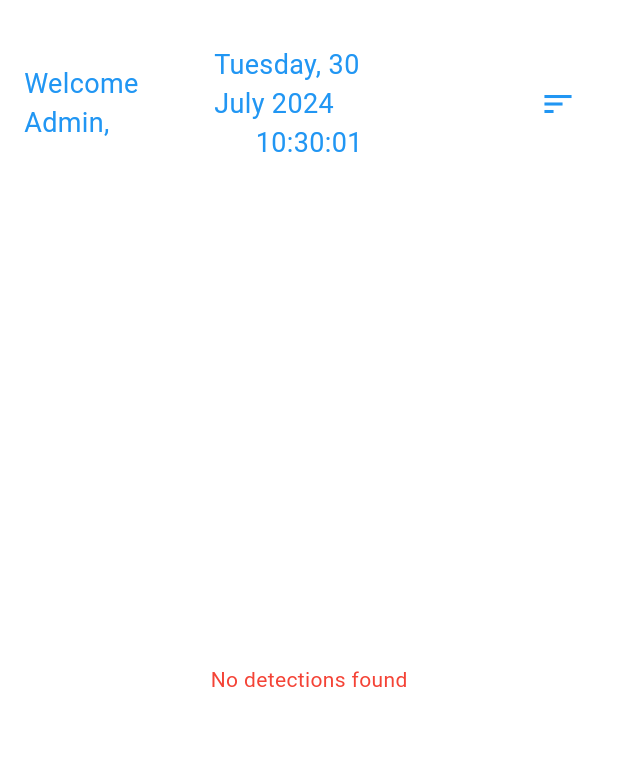
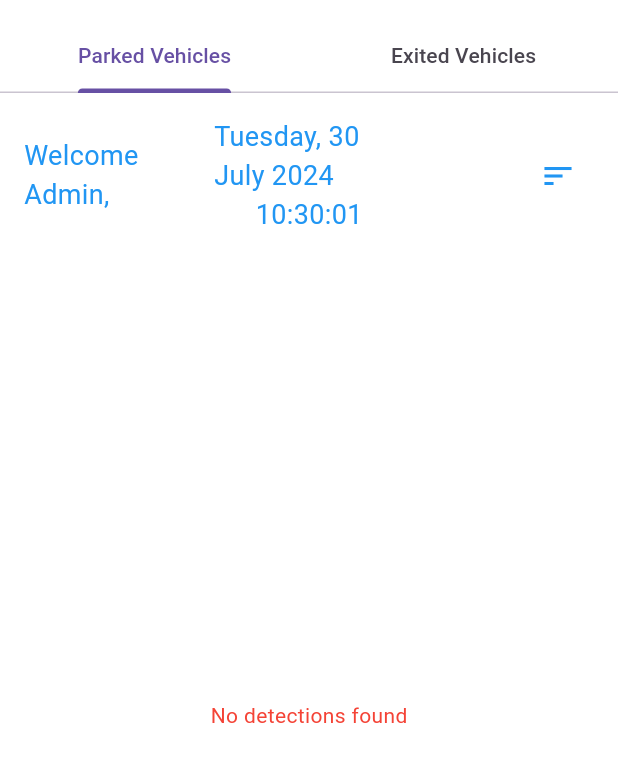
Before and after one commit to 4byc/webadmin_sp, a Flutter app: the DashboardPage screen opened by its route, on a phone screen of 412 x 824 dp, the part 63-845 px from its top. Run offline on Flutter 3.47's test engine with Material 3 defaults, Android fonts, the phone set to English and light mode, and no system bars; our stand-ins replace cloud_firestore, firebase_auth, firebase_core, logger; accounts and stored records are empty.

```diff
--- a/lib/main.dart
+++ b/lib/main.dart
@@ -9,7 +9,6 @@ import 'package:webadmin_sp/providers/auth_provider.dart'
     as local_auth_provider;
 import 'firebase_options.dart';
 
-// Main function to initialize the application
 void main() async {
   WidgetsFlutterBinding.ensureInitialized();
   await Firebase.initializeApp(
@@ -25,7 +24,6 @@ class MyApp extends StatelessWidget {
   Widget build(BuildContext context) {
     return MultiProvider(
       providers: [
-        // Initialize AuthProvider for authentication management
         ChangeNotifierProvider(
           create: (_) => local_auth_provider.AuthProvider(),
         ),
@@ -42,7 +40,6 @@ class MyApp extends StatelessWidget {
         ),
         initialRoute: '/',
         debugShowCheckedModeBanner: false,
-        // Define the routes of the application
         routes: {
           '/': (context) => LoginPage(),
           '/dashboard': (context) => DashboardPage(),
--- a/lib/pages/dashboard_page.dart
+++ b/lib/pages/dashboard_page.dart
@@ -10,28 +10,31 @@ class DashboardPage extends StatefulWidget {
   _DashboardPageState createState() => _DashboardPageState();
 }
 
-class _DashboardPageState extends State<DashboardPage> {
+class _DashboardPageState extends State<DashboardPage>
+    with SingleTickerProviderStateMixin {
   final FirebaseFirestore _firestore = FirebaseFirestore.instance;
   String _sortOrder = 'desc';
   late StreamSubscription<QuerySnapshot> _detectionSubscription;
   late StreamSubscription<QuerySnapshot> _paymentSubscription;
   Map<String, bool> parkingStatus = {};
+  late TabController _tabController;
 
   @override
   void initState() {
     super.initState();
     _startListeningToDetections();
     _startListeningToPayments();
+    _tabController = TabController(length: 2, vsync: this);
   }
 
   @override
   void dispose() {
     _detectionSubscription.cancel();
     _paymentSubscription.cancel();
+    _tabController.dispose();
     super.dispose();
   }
 
-  // Fetch admin data from Firestore
   Future<Map<String, dynamic>> _fetchAdminData() async {
     final user = FirebaseAuth.instance.currentUser;
     if (user != null) {
@@ -41,14 +44,12 @@ class _DashboardPageState extends State<DashboardPage> {
     return {};
   }
 
-  // Format Firestore timestamp to readable string
   String _formatTimestamp(dynamic timestamp) {
     var date = DateTime.fromMillisecondsSinceEpoch(
         (timestamp is int ? timestamp : (timestamp as double).toInt()) * 1000);
     return DateFormat('yyyy-MM-dd HH:mm:ss').format(date);
   }
 
-  // Start listening to detections collection for real-time updates
   void _startListeningToDetections() {
     _detectionSubscription =
         _firestore.collection('detections').snapshots().listen((snapshot) {
@@ -56,7 +57,6 @@ class _DashboardPageState extends State<DashboardPage> {
     });
   }
 
-  // Start listening to payments collection for real-time updates
   void _startListeningToPayments() {
     _paymentSubscription =
         _firestore.collection('payment').snapshots().listen((snapshot) {
@@ -64,13 +64,12 @@ class _DashboardPageState extends State<DashboardPage> {
         parkingStatus = {};
         for (var doc in snapshot.docs) {
           var data = doc.data() as Map<String, dynamic>;
-          parkingStatus[data['vehicleId'].toString()] = true; // Mark as exited
+          parkingStatus[data['vehicleId'].toString()] = true;
         }
       });
     });
   }
 
-  // Synchronize parking slots with detections data from Firestore
   Future<void> _synchronizeParkingSlots(
       List<QueryDocumentSnapshot> detectionDocs) async {
     try {
@@ -121,9 +120,10 @@ class _DashboardPageState extends State<DashboardPage> {
             }
           }
 
-          await _firestore.collection('parkingSlots').doc(className).update({
-            'slots': slots,
-          });
+          await _firestore
+              .collection('parkingSlots')
+              .doc(className)
+              .update({'slots': slots});
         }
       }
     } catch (e) {
@@ -138,6 +138,13 @@ class _DashboardPageState extends State<DashboardPage> {
         title: Text('Dashboard', style: TextStyle(color: Colors.blue)),
         backgroundColor: Colors.white,
         iconTheme: IconThemeData(color: Colors.blue),
+        bottom: TabBar(
+          controller: _tabController,
+          tabs: [
+            Tab(text: 'Parked Vehicles'),
+            Tab(text: 'Exited Vehicles'),
+          ],
+        ),
       ),
       drawer: CommonDrawer(),
       body: FutureBuilder<Map<String, dynamic>>(
@@ -230,38 +237,43 @@ class _DashboardPageState extends State<DashboardPage> {
                             parkingStatus[d['VehicleID'].toString()] ?? false)
                         .toList();
 
-                    return ListView(
+                    return TabBarView(
+                      controller: _tabController,
                       children: [
-                        Padding(
-                          padding: const EdgeInsets.all(8.0),
-                          child: Text('Parked Vehicles',
-                              style: TextStyle(
-                                  fontSize: 20,
-                                  fontWeight: FontWeight.bold,
-                                  color: Colors.blue)),
-                        ),
+                        ListView(
+                          children: [
                             ...parkedVehicles.map((detection) {
-                          var data = detection.data() as Map<String, dynamic>;
+                              var data =
+                                  detection.data() as Map<String, dynamic>;
                               var entryTime = _formatTimestamp(data['time']);
                               var vehicleId = data['VehicleID'].toString();
-                          return _buildDetectionCard(context, vehicleId, data,
-                              entryTime, 'Parked', parkingStatus[vehicleId]);
+                              return _buildDetectionCard(
+                                  context,
+                                  vehicleId,
+                                  data,
+                                  entryTime,
+                                  'Parked',
+                                  parkingStatus[vehicleId]);
                             }).toList(),
-                        Padding(
-                          padding: const EdgeInsets.all(8.0),
-                          child: Text('Exited Vehicles',
-                              style: TextStyle(
-                                  fontSize: 20,
-                                  fontWeight: FontWeight.bold,
-                                  color: Colors.blue)),
+                          ],
                         ),
+                        ListView(
+                          children: [
                             ...exitedVehicles.map((detection) {
-                          var data = detection.data() as Map<String, dynamic>;
+                              var data =
+                                  detection.data() as Map<String, dynamic>;
                               var entryTime = _formatTimestamp(data['time']);
                               var vehicleId = data['VehicleID'].toString();
-                          return _buildDetectionCard(context, vehicleId, data,
-                              entryTime, 'Exited', parkingStatus[vehicleId]);
+                              return _buildDetectionCard(
+                                  context,
+                                  vehicleId,
+                                  data,
+                                  entryTime,
+                                  'Exited',
+                                  parkingStatus[vehicleId]);
                             }).toList(),
+                          ],
+                        ),
                       ],
                     );
                   },
@@ -274,7 +286,6 @@ class _DashboardPageState extends State<DashboardPage> {
     );
   }
 
-  // Build detection card widget for parked and exited vehicles
   Widget _buildDetectionCard(
       BuildContext context,
       String vehicleId,
@@ -338,7 +349,6 @@ class _RealTimeClockState extends State<RealTimeClock> {
     super.dispose();
   }
 
-  // Update the current time and date every second
   void _updateTime() {
     setState(() {
       _currentTime = _formatCurrentTime();
@@ -346,12 +356,10 @@ class _RealTimeClockState extends State<RealTimeClock> {
     });
   }
 
-  // Format the current time to HH:mm:ss
   String _formatCurrentTime() {
     return DateFormat('HH:mm:ss').format(DateTime.now());
   }
 
-  // Format the current date to EEEE, dd MMMM yyyy
   String _formatCurrentDate() {
     return DateFormat('EEEE, dd MMMM yyyy').format(DateTime.now());
   }
--- a/lib/providers/auth_provider.dart
+++ b/lib/providers/auth_provider.dart
@@ -4,20 +4,18 @@ import 'package:webadmin_sp/services/auth_service.dart';
 class AuthProvider with ChangeNotifier {
   final AuthService _authService = AuthService();
 
-  // Sign in with email and password
   Future<bool> signIn(String email, String password) async {
     var user = await _authService.signIn(email, password);
     if (user != null) {
       _authService.startListeningForDetections();
-      notifyListeners(); // Notify listeners to update UI
+      notifyListeners();
       return true;
     }
     return false;
   }
 
-  // Sign out the current user
   Future<void> signOut() async {
     await _authService.signOut();
-    notifyListeners(); // Notify listeners to update UI
+    notifyListeners();
   }
 }
--- a/lib/services/logging_service.dart
+++ b/lib/services/logging_service.dart
@@ -1,6 +1,5 @@
 import 'package:logger/logger.dart';
 
-// Initialize a global logger instance
 final Logger logger = Logger(
-  printer: PrettyPrinter(), // Use PrettyPrinter for well-formatted logs
+  printer: PrettyPrinter(),
 );
--- a/lib/widgets/common_drawer.dart
+++ b/lib/widgets/common_drawer.dart
@@ -12,7 +12,6 @@ class CommonDrawer extends StatelessWidget {
         child: ListView(
           padding: EdgeInsets.zero,
           children: <Widget>[
-            // Drawer header
             DrawerHeader(
               decoration: BoxDecoration(
                 color: Colors.blue,
@@ -25,7 +24,6 @@ class CommonDrawer extends StatelessWidget {
                 ),
               ),
             ),
-            // Dashboard menu item
             ListTile(
               leading: Icon(Icons.dashboard, color: Colors.cyan),
               title: Text('Dashboard', style: TextStyle(color: Colors.black)),
@@ -33,7 +31,6 @@ class CommonDrawer extends StatelessWidget {
                 Navigator.pushReplacementNamed(context, '/dashboard');
               },
             ),
-            // History menu item
             ListTile(
               leading: Icon(Icons.history, color: Colors.cyan),
               title: Text('History', style: TextStyle(color: Colors.black)),
@@ -41,7 +38,6 @@ class CommonDrawer extends StatelessWidget {
                 Navigator.pushReplacementNamed(context, '/history');
               },
             ),
-            // Parking Lot menu item
             ListTile(
               leading: Icon(Icons.local_parking, color: Colors.cyan),
               title: Text('Parking Lot', style: TextStyle(color: Colors.black)),
@@ -50,7 +46,6 @@ class CommonDrawer extends StatelessWidget {
               },
             ),
             Divider(),
-            // Logout menu item
             ListTile(
               leading: Icon(Icons.logout, color: Colors.cyan),
               title: Text('Logout', style: TextStyle(color: Colors.black)),
--- a/lib/widgets/gradient_app_bar.dart
+++ b/lib/widgets/gradient_app_bar.dart
@@ -4,7 +4,6 @@ class GradientAppBar extends StatelessWidget implements PreferredSizeWidget {
   final String title;
   final List<Widget> actions;
 
-  // Constructor for GradientAppBar
   GradientAppBar({required this.title, this.actions = const []});
 
   @override
```
Also changed, not shown: lib/pages/history_page.dart (+9 -20 lines), lib/pages/login_page.dart (+1 -9 lines), lib/pages/parking_lot_page.dart (+18 -68 lines), lib/services/auth_service.dart (+1 -15 lines). Lines whose indentation alone changed are shown as unchanged.
